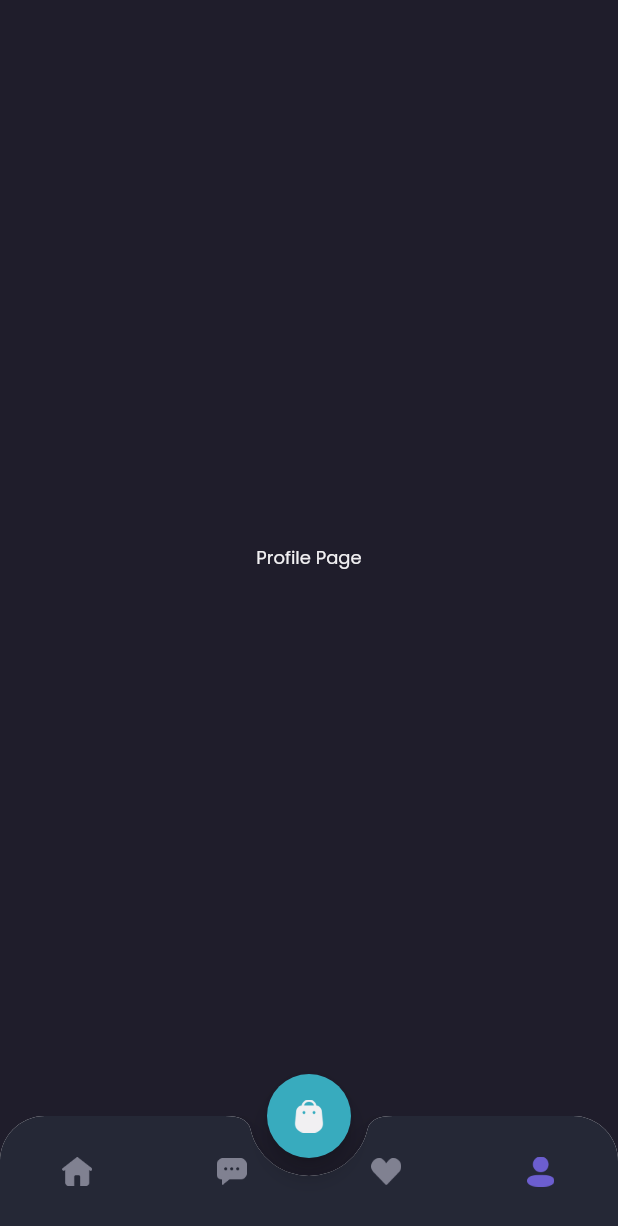
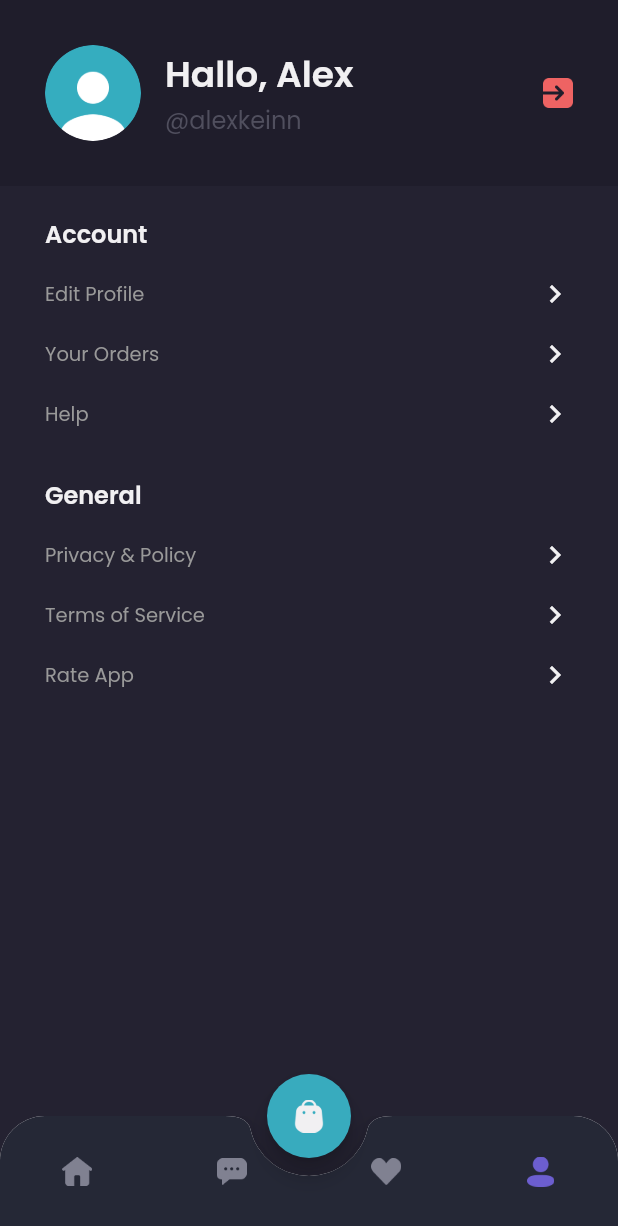
Before and after one commit to nenofetch/bwa_frontend_flutter, a Flutter app: the MainPage screen opened by its route, item 4 of the bottom bar chosen, on a phone screen of 412 x 824 dp. Shown: the top 1226 px of the screen. Run offline on Flutter 3.47's test engine with Material 2 defaults, Android fonts, the phone set to English and light mode, and no system bars; our stand-ins replace google_fonts.

Commit message:
feat: adding profile page and edit profile

```diff
--- a/lib/main.dart
+++ b/lib/main.dart
@@ -1,4 +1,5 @@
 import 'package:flutter/material.dart';
+import 'package:shamo_frontend/pages/edit_profile_page.dart';
 import 'package:shamo_frontend/pages/home/detail_chat_page.dart';
 import 'package:shamo_frontend/pages/home/main_page.dart';
 import 'package:shamo_frontend/pages/sign_in_page.dart';
@@ -20,6 +21,7 @@ class MyApp extends StatelessWidget {
         '/sign-up': (context) => SignUpPage(),
         '/home': (context) => MainPage(),
         '/detail-chat': (context) => DetailChatPage(),
+        '/edit-profile': (context) => EditProfilePage(),
       },
     );
   }
--- a/lib/pages/home/main_page.dart
+++ b/lib/pages/home/main_page.dart
@@ -129,7 +129,7 @@ class _MainPageState extends State<MainPage> {
     }
 
     return Scaffold(
-      backgroundColor: backgroundColor1,
+      backgroundColor: currentIndex == 0 ? backgroundColor1 : backgroundColor3,
       floatingActionButton: cartButton(),
       floatingActionButtonLocation: FloatingActionButtonLocation.centerDocked,
       bottomNavigationBar: customBottomNav(),
--- a/lib/pages/home/profile_page.dart
+++ b/lib/pages/home/profile_page.dart
@@ -6,13 +6,151 @@ class ProfilePage extends StatelessWidget {
 
   @override
   Widget build(BuildContext context) {
-    return Center(
-      child: Text(
-        'Profile Page',
-        style: primaryTextStyle.copyWith(
-          fontSize: 12,
+    Widget header() {
+      return AppBar(
+        backgroundColor: backgroundColor1,
+        centerTitle: false,
+        automaticallyImplyLeading: false,
+        elevation: 0,
+        flexibleSpace: SafeArea(
+          child: Container(
+            padding: EdgeInsets.all(defaultMargin),
+            child: Row(
+              children: [
+                ClipOval(
+                  child: Image.asset(
+                    'assets/image_profile.png',
+                    width: 64,
+                  ),
+                ),
+                SizedBox(
+                  width: 16,
+                ),
+                Expanded(
+                  child: Column(
+                    crossAxisAlignment: CrossAxisAlignment.start,
+                    children: [
+                      Text(
+                        'Hallo, Alex',
+                        style: primaryTextStyle.copyWith(
+                          fontSize: 24,
+                          fontWeight: semiBold,
+                        ),
+                      ),
+                      Text(
+                        '@alexkeinn',
+                        style: subtitleTextStyle.copyWith(
+                          fontSize: 16,
+                        ),
+                      ),
+                    ],
+                  ),
+                ),
+                GestureDetector(
+                  onTap: () {
+                    Navigator.pushNamedAndRemoveUntil(
+                        context, '/sign-in', (route) => false);
+                  },
+                  child: Image.asset(
+                    'assets/button_exit.png',
+                    width: 20,
+                  ),
+                ),
+              ],
+            ),
+          ),
         ),
-      ),
+      );
+    }
+
+    Widget menuItem(String text) {
+      return Container(
+        margin: EdgeInsets.only(top: 16),
+        child: Row(
+          mainAxisAlignment: MainAxisAlignment.spaceBetween,
+          children: [
+            Text(
+              text,
+              style: secondaryTextStyle.copyWith(
+                fontSize: 13,
+              ),
+            ),
+            Icon(
+              Icons.chevron_right,
+              color: primaryTextColor,
+            ),
+          ],
+        ),
+      );
+    }
+
+    Widget content() {
+      return Expanded(
+        child: Container(
+          width: double.infinity,
+          padding: EdgeInsets.symmetric(
+            horizontal: defaultMargin,
+          ),
+          decoration: BoxDecoration(
+            color: backgroundColor3,
+          ),
+          child: Column(
+            crossAxisAlignment: CrossAxisAlignment.start,
+            children: [
+              SizedBox(
+                height: 20,
+              ),
+              Text(
+                'Account',
+                style: primaryTextStyle.copyWith(
+                  fontSize: 16,
+                  fontWeight: semiBold,
+                ),
+              ),
+              GestureDetector(
+                onTap: () {
+                  Navigator.pushNamed(context, '/edit-profile');
+                },
+                child: menuItem(
+                  'Edit Profile',
+                ),
+              ),
+              menuItem(
+                'Your Orders',
+              ),
+              menuItem(
+                'Help',
+              ),
+              SizedBox(
+                height: 30,
+              ),
+              Text(
+                'General',
+                style: primaryTextStyle.copyWith(
+                  fontSize: 16,
+                  fontWeight: semiBold,
+                ),
+              ),
+              menuItem(
+                'Privacy & Policy',
+              ),
+              menuItem(
+                'Terms of Service',
+              ),
+              menuItem(
+                'Rate App',
+              ),
+            ],
+          ),
+        ),
+      );
+    }
+
+    return Column(
+      children: [
+        header(),
+        content(),
+      ],
     );
   }
 }
```
Also changed, not shown: lib/pages/edit_profile_page.dart (added, +166 -0 lines).
